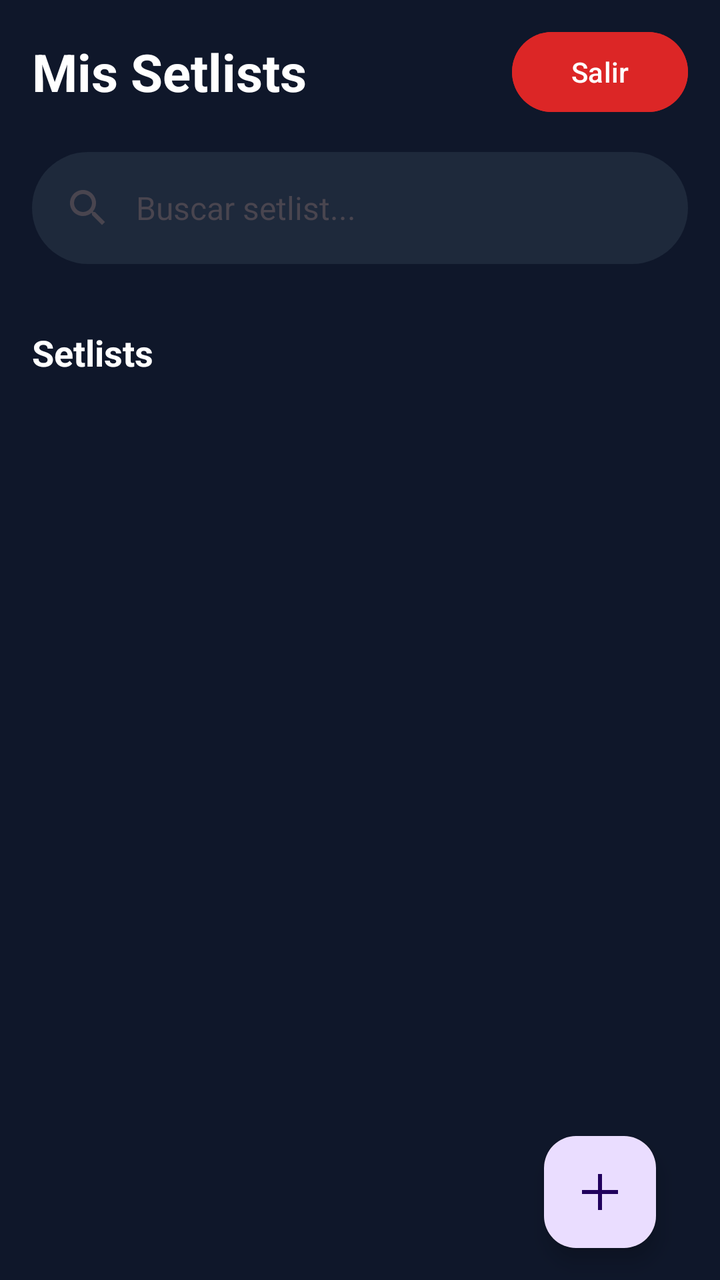
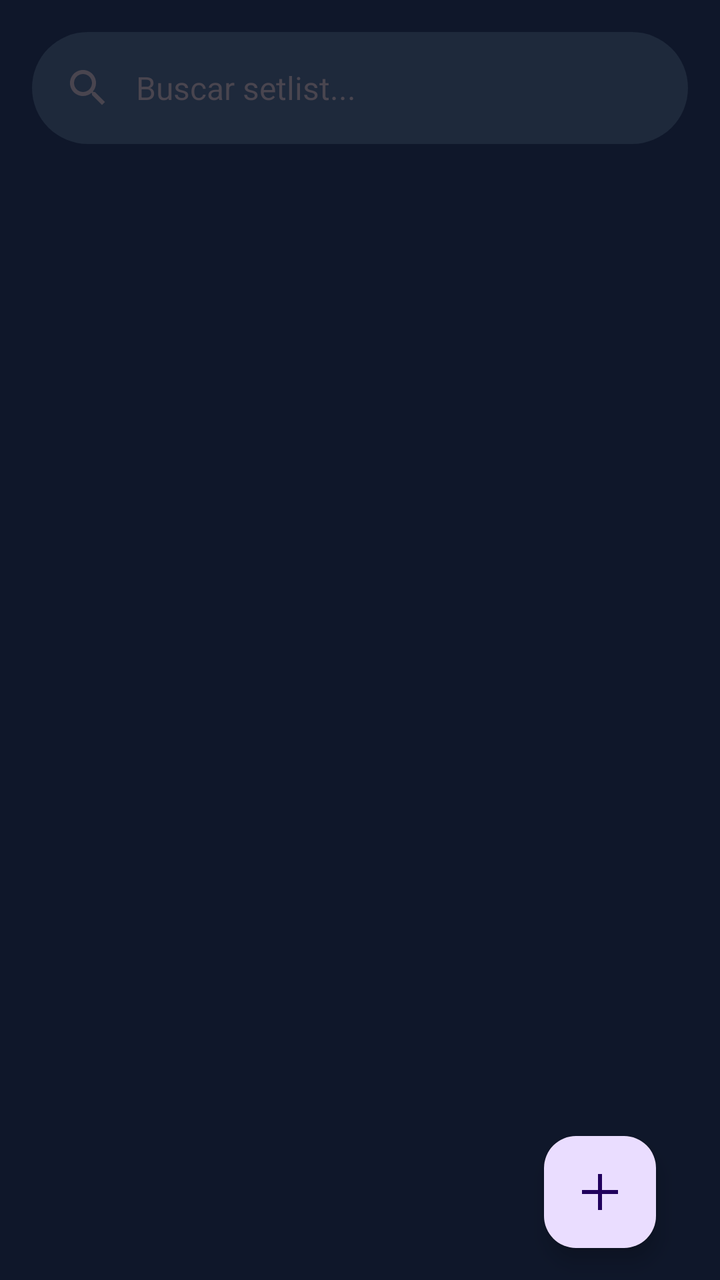

Two renders of the same Android screen: before a commit and after it. Below are the layout's source before the change and the commit's diff.
<!-- AndroidManifest.xml: application theme Theme.AppOrgArtistas -->
<!-- res/layout/fragment_setlist_dashboard.xml -->
<?xml version="1.0" encoding="utf-8"?>
<androidx.coordinatorlayout.widget.CoordinatorLayout
    xmlns:android="http://schemas.android.com/apk/res/android"
    xmlns:app="http://schemas.android.com/apk/res-auto"
    xmlns:tools="http://schemas.android.com/tools"
    android:layout_width="match_parent"
    android:layout_height="match_parent"
    android:background="#0F172A">

    <LinearLayout
        android:layout_width="match_parent"
        android:layout_height="match_parent"
        android:orientation="vertical"
        android:background="#0F172A">

        
        <LinearLayout
            android:layout_width="match_parent"
            android:layout_height="wrap_content"
            android:orientation="horizontal"
            android:gravity="center_vertical"
            android:layout_marginHorizontal="16dp"
            android:layout_marginTop="12dp">

            <TextView
                android:layout_width="0dp"
                android:layout_height="wrap_content"
                android:layout_weight="1"
                android:text="@string/tv_dashboard_mis_setlists"
                android:textSize="26sp"
                android:textStyle="bold"
                android:textColor="#FFFFFF" />

            <Button
                android:id="@+id/btnLogout"
                android:layout_width="wrap_content"
                android:layout_height="wrap_content"
                android:text="@string/btn_dashboard_salir"
                android:backgroundTint="#DC2626"
                android:textColor="#FFFFFF" />

        </LinearLayout>

        <com.google.android.material.search.SearchBar
            android:id="@+id/search_bar"
            android:layout_width="match_parent"
            android:layout_height="wrap_content"
            android:layout_marginHorizontal="16dp"
            android:layout_marginTop="16dp"
            android:hint="Buscar setlist..."
            app:backgroundTint="#1E293B"
            app:itemIconTint="#94A3B8"
            app:itemTextColor="#94A3B8" />

        
        <androidx.constraintlayout.widget.ConstraintLayout
            android:layout_width="match_parent"
            android:layout_height="0dp"
            android:layout_weight="1"
            android:layout_marginHorizontal="16dp"
            android:layout_marginTop="0dp">

            
            <androidx.core.widget.NestedScrollView
                android:id="@+id/scrollContenidoSetlists"
                android:layout_width="0dp"
                android:layout_height="0dp"
                android:fillViewport="true"
                android:clipToPadding="false"
                android:paddingBottom="100dp"
                app:layout_constraintTop_toTopOf="parent"
                app:layout_constraintBottom_toBottomOf="parent"
                app:layout_constraintStart_toStartOf="parent"
                app:layout_constraintEnd_toEndOf="parent">

                <LinearLayout
                    android:layout_width="match_parent"
                    android:layout_height="wrap_content"
                    android:orientation="vertical">

                    
                    <TextView
                        android:id="@+id/tvTituloSetlistsNormales"
                        android:layout_width="match_parent"
                        android:layout_height="wrap_content"
                        android:text="Setlists"
                        android:textColor="#FFFFFF"
                        android:textSize="18sp"
                        android:textStyle="bold"
                        android:layout_marginTop="16dp"
                        android:layout_marginBottom="12dp" />

                    <androidx.recyclerview.widget.RecyclerView
                        android:id="@+id/rvSetlists"
                        android:layout_width="match_parent"
                        android:layout_height="wrap_content"
                        android:nestedScrollingEnabled="false"
                        android:clipToPadding="false"
                        tools:listitem="@layout/item_setlist" />

                    <androidx.recyclerview.widget.RecyclerView
                        android:id="@+id/rvSetlistsInstrumento"
                        android:layout_width="match_parent"
                        android:layout_height="wrap_content"
                        android:nestedScrollingEnabled="false"
                        android:clipToPadding="false"
                        tools:listitem="@layout/item_setlist" />

                </LinearLayout>

            </androidx.core.widget.NestedScrollView>

            <ProgressBar
                android:id="@+id/progressBarSetlistDashboard"
                android:layout_width="wrap_content"
                android:layout_height="wrap_content"
                android:visibility="gone"
                app:layout_constraintTop_toTopOf="parent"
                app:layout_constraintBottom_toBottomOf="parent"
                app:layout_constraintStart_toStartOf="parent"
                app:layout_constraintEnd_toEndOf="parent" />

            
            <LinearLayout
                android:id="@+id/btnUnirseSetlist"
                android:layout_width="wrap_content"
                android:layout_height="wrap_content"
                android:orientation="vertical"
                android:gravity="center_horizontal"
                android:layout_marginBottom="16dp"
                android:visibility="gone"
                app:layout_constraintBottom_toTopOf="@id/btnNuevoSetlist"
                app:layout_constraintEnd_toEndOf="@id/fab_main"
                app:layout_constraintStart_toStartOf="@id/fab_main">

                <com.google.android.material.floatingactionbutton.FloatingActionButton
                    android:id="@+id/fab_inner_unirse"
                    android:layout_width="wrap_content"
                    android:layout_height="wrap_content"
                    app:fabSize="mini"
                    android:src="@android:drawable/ic_menu_share"
                    app:backgroundTint="#4CAF50"
                    app:tint="#FFFFFF"
                    android:clickable="false" />

                <TextView
                    android:layout_width="wrap_content"
                    android:layout_height="wrap_content"
                    android:layout_marginTop="6dp"
                    android:text="Código"
                    android:textColor="#FFFFFF"
                    android:textSize="12sp"
                    android:textStyle="bold"
                    android:shadowColor="#000000"
                    android:shadowDx="1"
                    android:shadowDy="1"
                    android:shadowRadius="3" />

            </LinearLayout>

            
            <LinearLayout
                android:id="@+id/btnNuevoSetlist"
                android:layout_width="wrap_content"
                android:layout_height="wrap_content"
                android:orientation="vertical"
                android:gravity="center_horizontal"
                android:layout_marginBottom="16dp"
                android:visibility="gone"
                app:layout_constraintBottom_toTopOf="@id/fab_main"
                app:layout_constraintEnd_toEndOf="@id/fab_main"
                app:layout_constraintStart_toStartOf="@id/fab_main">

                <com.google.android.material.floatingactionbutton.FloatingActionButton
                    android:id="@+id/fab_inner_nuevo"
                    android:layout_width="wrap_content"
                    android:layout_height="wrap_content"
                    app:fabSize="mini"
                    android:src="@android:drawable/ic_menu_add"
                    app:backgroundTint="#2563EB"
                    app:tint="#FFFFFF"
                    android:clickable="false" />

                <TextView
                    android:layout_width="wrap_content"
                    android:layout_height="wrap_content"
                    android:layout_marginTop="6dp"
                    android:text="Crear"
                    android:textColor="#FFFFFF"
                    android:textSize="12sp"
                    android:textStyle="bold"
                    android:shadowColor="#000000"
                    android:shadowDx="1"
                    android:shadowDy="1"
                    android:shadowRadius="3" />

            </LinearLayout>

            
            <com.google.android.material.floatingactionbutton.FloatingActionButton
                android:id="@+id/fab_main"
                android:layout_width="wrap_content"
                android:layout_height="wrap_content"
                android:layout_marginEnd="16dp"
                android:layout_marginBottom="16dp"
                android:src="@drawable/ic_add"
                app:layout_constraintBottom_toBottomOf="parent"
                app:layout_constraintEnd_toEndOf="parent" />

        </androidx.constraintlayout.widget.ConstraintLayout>

    </LinearLayout>

    <com.google.android.material.search.SearchView
        android:id="@+id/search_view"
        android:layout_width="match_parent"
        android:layout_height="match_parent"
        android:hint="Escribe para buscar..."
        app:backgroundTint="#0F172A"
        app:layout_anchor="@id/search_bar" />

</androidx.coordinatorlayout.widget.CoordinatorLayout>
<!-- res/layout/item_setlist.xml (included above) -->
<?xml version="1.0" encoding="utf-8"?>
<com.google.android.material.card.MaterialCardView
    xmlns:android="http://schemas.android.com/apk/res/android"
    xmlns:app="http://schemas.android.com/apk/res-auto"
    xmlns:tools="http://schemas.android.com/tools"
    android:layout_width="match_parent"
    android:layout_height="wrap_content"
    android:layout_margin="8dp"
    app:cardCornerRadius="16dp"
    app:cardElevation="4dp"
    app:cardBackgroundColor="#FFFFFF"
    app:strokeWidth="0dp">

    <androidx.constraintlayout.widget.ConstraintLayout
        android:layout_width="match_parent"
        android:layout_height="72dp"
        android:padding="16dp">

        <ImageView
            android:id="@+id/avatar_image"
            android:layout_width="48dp"
            android:layout_height="48dp"
            android:src="@drawable/ic_playlist_play"
            android:background="@drawable/circle_light_background"
            android:padding="10dp"
            android:scaleType="centerInside"
            app:tint="#0F172A"
            app:layout_constraintBottom_toBottomOf="parent"
            app:layout_constraintStart_toStartOf="parent"
            app:layout_constraintTop_toTopOf="parent" />

        <LinearLayout
            android:layout_width="0dp"
            android:layout_height="wrap_content"
            android:layout_marginStart="16dp"
            android:layout_marginEnd="16dp"
            android:orientation="vertical"
            app:layout_constraintBottom_toBottomOf="parent"
            app:layout_constraintEnd_toStartOf="@id/right_media"
            app:layout_constraintStart_toEndOf="@id/avatar_image"
            app:layout_constraintTop_toTopOf="parent">

            <TextView
                android:id="@+id/text_header"
                android:layout_width="wrap_content"
                android:layout_height="wrap_content"
                android:text="Header"
                android:textColor="#0F172A"
                android:textSize="18sp"
                android:textStyle="bold"
                android:maxLines="1"
                android:ellipsize="end" />

            <TextView
                android:id="@+id/text_subhead"
                android:layout_width="wrap_content"
                android:layout_height="wrap_content"
                android:text="Subhead"
                android:textColor="#64748B"
                android:textSize="14sp"
                android:maxLines="1"
                android:ellipsize="end" />
        </LinearLayout>

        <com.google.android.material.imageview.ShapeableImageView
            android:id="@+id/right_media"
            android:layout_width="40dp"
            android:layout_height="40dp"
            android:background="#F1F5F9"
            android:padding="8dp"
            android:scaleType="centerInside"
            app:tint="#0F172A"
            app:layout_constraintBottom_toBottomOf="parent"
            app:layout_constraintEnd_toEndOf="parent"
            app:layout_constraintTop_toTopOf="parent"
            app:shapeAppearanceOverlay="@style/CircleImageView" />

    </androidx.constraintlayout.widget.ConstraintLayout>

</com.google.android.material.card.MaterialCardView>
<!-- resources referenced by this layout -->
<resources>
  <!-- drawable circle_light_background (drawable) -->
  <?xml version="1.0" encoding="utf-8"?>
  <shape xmlns:android="http://schemas.android.com/apk/res/android"
      android:shape="oval">
  
      <solid android:color="#F1F5F9" />
  
  </shape>
  <!-- drawable ic_add (drawable) -->
  <vector xmlns:android="http://schemas.android.com/apk/res/android" android:height="24dp" android:tint="#000000" android:viewportHeight="960" android:viewportWidth="960" android:width="24dp">
        
      <path android:fillColor="@android:color/white" android:pathData="M440,840L440,520L120,520L120,440L440,440L440,120L520,120L520,440L840,440L840,520L520,520L520,840L440,840Z"/>
      
  </vector>
  <!-- drawable ic_playlist_play (drawable) -->
  <vector xmlns:android="http://schemas.android.com/apk/res/android" android:height="24dp" android:tint="#000000" android:viewportHeight="960" android:viewportWidth="960" android:width="24dp">
        
      <path android:fillColor="@android:color/white" android:pathData="M120,640L120,560L440,560L440,640L120,640ZM120,480L120,400L600,400L600,480L120,480ZM120,320L120,240L600,240L600,320L120,320ZM640,840L640,520L880,680L640,840Z"/>
      
  </vector>
  <string name="btn_dashboard_salir">Salir</string>
  <string name="tv_dashboard_mis_setlists">Mis Setlists</string>
  <style name="CircleImageView" parent="">
          <item name="cornerFamily">rounded</item>
          <item name="cornerSize">50%</item> </style>
  <style name="Theme.AppOrgArtistas" parent="Base.Theme.AppOrgArtistas" />
  <style name="Base.Theme.AppOrgArtistas" parent="Theme.Material3.DayNight.NoActionBar">
          
          
          <item name="materialSearchBarStyle">@style/Widget.Material3.SearchBar</item>
          <item name="materialSearchViewStyle">@style/Widget.Material3.SearchView</item>
  
      </style>
</resources>

<!-- the commit's change to res/layout/fragment_setlist_dashboard.xml (unified diff, before → after) -->
@@ -14,32 +14,6 @@
         android:background="#0F172A">
 
         
-        <LinearLayout
-            android:layout_width="match_parent"
-            android:layout_height="wrap_content"
-            android:orientation="horizontal"
-            android:gravity="center_vertical"
-            android:layout_marginHorizontal="16dp"
-            android:layout_marginTop="12dp">
-
-            <TextView
-                android:layout_width="0dp"
-                android:layout_height="wrap_content"
-                android:layout_weight="1"
-                android:text="@string/tv_dashboard_mis_setlists"
-                android:textSize="26sp"
-                android:textStyle="bold"
-                android:textColor="#FFFFFF" />
-
-            <Button
-                android:id="@+id/btnLogout"
-                android:layout_width="wrap_content"
-                android:layout_height="wrap_content"
-                android:text="@string/btn_dashboard_salir"
-                android:backgroundTint="#DC2626"
-                android:textColor="#FFFFFF" />
-
-        </LinearLayout>
 
         <com.google.android.material.search.SearchBar
             android:id="@+id/search_bar"
@@ -78,17 +52,7 @@
                     android:layout_height="wrap_content"
                     android:orientation="vertical">
 
-                    
-                    <TextView
-                        android:id="@+id/tvTituloSetlistsNormales"
-                        android:layout_width="match_parent"
-                        android:layout_height="wrap_content"
-                        android:text="Setlists"
-                        android:textColor="#FFFFFF"
-                        android:textSize="18sp"
-                        android:textStyle="bold"
-                        android:layout_marginTop="16dp"
-                        android:layout_marginBottom="12dp" />
+
 
                     <androidx.recyclerview.widget.RecyclerView
                         android:id="@+id/rvSetlists"
<!-- resource entries referenced after the edit -->
@@ -20,8 +20,6 @@
       <path android:fillColor="@android:color/white" android:pathData="M120,640L120,560L440,560L440,640L120,640ZM120,480L120,400L600,400L600,480L120,480ZM120,320L120,240L600,240L600,320L120,320ZM640,840L640,520L880,680L640,840Z"/>
       
   </vector>
-  <string name="btn_dashboard_salir">Salir</string>
-  <string name="tv_dashboard_mis_setlists">Mis Setlists</string>
   <style name="CircleImageView" parent="">
           <item name="cornerFamily">rounded</item>
           <item name="cornerSize">50%</item> </style>
